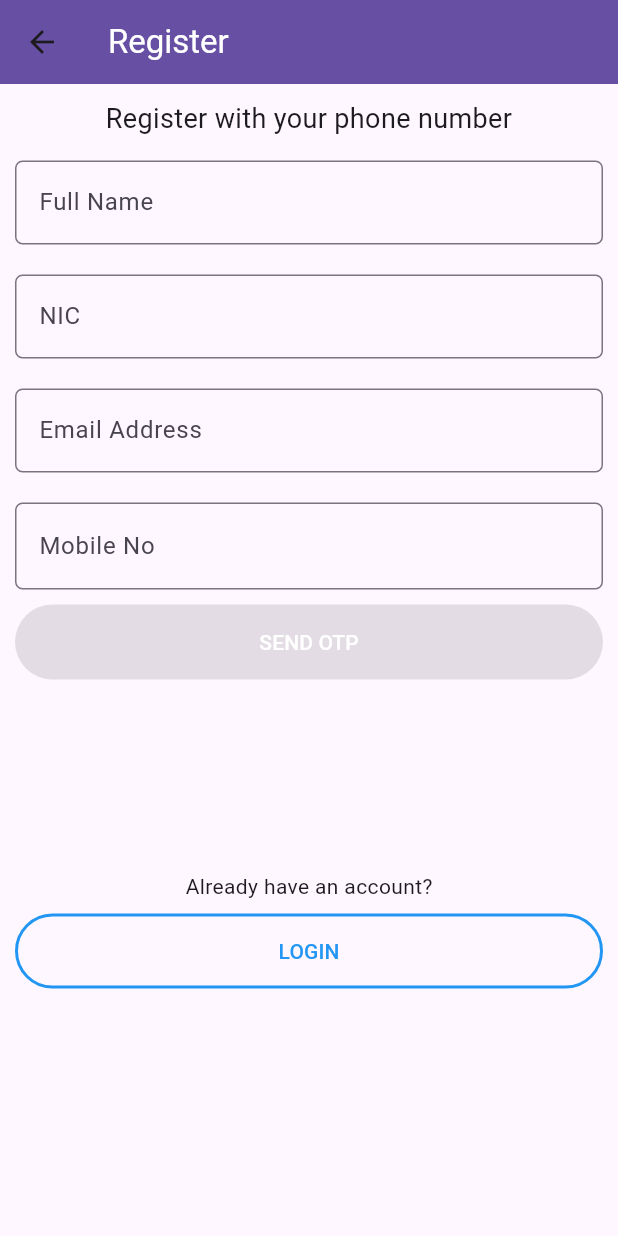
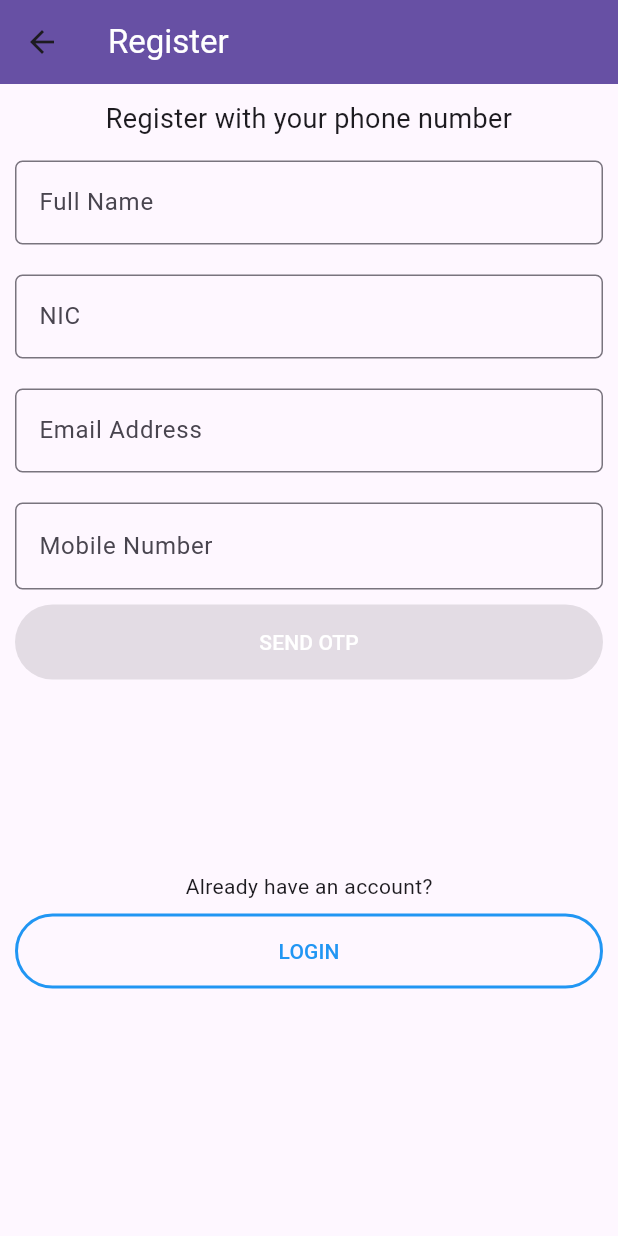
Before and after one commit to assignments-sliit/sriwallet, a Flutter app: the HomePage screen opened by its route, after a tap on "SIGN OUT", after a tap on "REGISTER", on a phone screen of 412 x 824 dp. Run offline on Flutter 3.47's test engine with Material 2 defaults, Android fonts, the phone set to English and light mode, and no system bars; our stand-ins replace cloud_firestore, firebase_auth, firebase_core, font_awesome_flutter, local_auth and 4 more; missing offline and left inert: dart:ffi, qrscan; accounts and stored records are empty.

Commit message:
New UI Elements

```diff
--- a/lib/auth/screens/login.dart
+++ b/lib/auth/screens/login.dart
@@ -3,11 +3,12 @@ import 'package:firebase_auth/firebase_auth.dart';
 import 'package:flutter/material.dart';
 import 'package:flutter/services.dart';
 import 'package:progress_dialog_null_safe/progress_dialog_null_safe.dart';
-import 'package:sriwallet/auth/constants/labels/login_labels.dart';
-import 'package:sriwallet/auth/constants/labels/register_labels.dart';
 import 'package:sriwallet/auth/screens/register.dart';
+import 'package:sriwallet/constants/colors/text_color.dart';
+import 'package:sriwallet/constants/labels/button_labels.dart';
+import 'package:sriwallet/constants/labels/input_labels.dart';
+import 'package:sriwallet/constants/texts/login_texts.dart';
 import 'package:sriwallet/home/screens/homepage.dart';
-import 'package:sriwallet/constants/button_labels.dart';
 
 class LoginPage extends StatefulWidget {
   const LoginPage({Key? key}) : super(key: key);
@@ -127,11 +128,11 @@ class _LoginPageState extends State<LoginPage> {
         decoration: InputDecoration(
             counterText: "",
             label: const Text("Mobile Number"),
-            prefix: const Padding(
-              padding: EdgeInsets.all(1.0),
+            prefix:  Padding(
+              padding: const EdgeInsets.all(1.0),
               child: Text(
                 "+94",
-                style: TextStyle(color: Colors.black),
+                style: TextStyle(color: getInputPrefixTextColorForTheme(context)),
               ),
             ),
             hintText: "771234567",
@@ -172,8 +173,9 @@ class _LoginPageState extends State<LoginPage> {
                   maxLength: 6,
                   keyboardType: TextInputType.number,
                   decoration: InputDecoration(
-                      label: const Text("OTP Code"),
+                      label: const Text(InputLabels.OTP),
                       counterText: "",
+                      hintText: HintTexts.OTP,
                       border: OutlineInputBorder(
                           borderRadius: BorderRadius.circular(5.0),
                           borderSide: BorderSide(
--- a/lib/auth/screens/register.dart
+++ b/lib/auth/screens/register.dart
@@ -3,13 +3,15 @@ import 'package:firebase_auth/firebase_auth.dart';
 import 'package:flutter/material.dart';
 import 'package:flutter/services.dart';
 import 'package:progress_dialog_null_safe/progress_dialog_null_safe.dart';
-import 'package:sriwallet/auth/constants/labels/register_labels.dart';
 import 'package:sriwallet/auth/functions/create_user.dart';
 import 'package:sriwallet/auth/functions/validators.dart';
 import 'package:sriwallet/auth/screens/login.dart';
-import 'package:sriwallet/constants/input_labels.dart';
+import 'package:sriwallet/constants/colors/text_color.dart';
+import 'package:sriwallet/constants/labels/appbar_labels.dart';
+import 'package:sriwallet/constants/labels/button_labels.dart';
+import 'package:sriwallet/constants/labels/input_labels.dart';
+import 'package:sriwallet/constants/texts/register_texts.dart';
 import 'package:sriwallet/home/screens/homepage.dart';
-import 'package:sriwallet/constants/button_labels.dart';
 import 'package:sriwallet/utils/input/name_input.dart';
 
 class RegisterPage extends StatefulWidget {
@@ -64,7 +66,7 @@ class _RegisterPageState extends State<RegisterPage> {
       appBar: AppBar(
         backgroundColor: Theme.of(context).primaryColor,
         title: const Text(
-          "Register",
+          AppbarConstants.REGISTER,
           style: TextStyle(color: Colors.white),
         ),
       ),
@@ -88,12 +90,7 @@ class _RegisterPageState extends State<RegisterPage> {
                 ),
                 Row(
                   mainAxisAlignment: MainAxisAlignment.center,
-                  children: const [
-                    Padding(
-                      padding: EdgeInsets.all(8.0),
-                      child: Text("Already have an account?"),
-                    ),
-                  ],
+                  children: [alreadyHaveAccPrompt()],
                 ),
                 goAndLogin()
               ],
@@ -144,15 +141,16 @@ class _RegisterPageState extends State<RegisterPage> {
         keyboardType: TextInputType.phone,
         decoration: InputDecoration(
             counterText: "",
-            label: const Text("Mobile No"),
-            prefix: const Padding(
-              padding: EdgeInsets.all(1.0),
+            label: const Text(InputLabels.MOBILE_NO),
+            prefix: Padding(
+              padding: const EdgeInsets.all(1.0),
               child: Text(
                 "+94",
-                style: TextStyle(color: Colors.black),
+                style: TextStyle(
+                    color: getInputPrefixTextColorForTheme(context)),
               ),
             ),
-            hintText: "771234567",
+            hintText: HintTexts.MOBILE_NO,
             border: OutlineInputBorder(
                 borderRadius: BorderRadius.circular(5.0),
                 borderSide: BorderSide(color: Theme.of(context).primaryColor))),
@@ -190,7 +188,8 @@ class _RegisterPageState extends State<RegisterPage> {
                   maxLength: 6,
                   keyboardType: TextInputType.number,
                   decoration: InputDecoration(
-                      label: const Text("OTP Code"),
+                      hintText: HintTexts.OTP,
+                      label: const Text(InputLabels.OTP),
                       counterText: "",
                       border: OutlineInputBorder(
                           borderRadius: BorderRadius.circular(5.0),
--- /dev/null
+++ b/lib/constants/colors/icon_color.dart
@@ -0,0 +1,9 @@
+import 'package:flutter/cupertino.dart';
+import 'package:flutter/material.dart';
+
+Color getIconColorFromTheme(BuildContext context){
+ if (Theme.of(context).brightness == Brightness.dark) {
+    return Colors.white;
+  }
+  return Theme.of(context).primaryColor;
+}
--- /dev/null
+++ b/lib/constants/colors/text_color.dart
@@ -0,0 +1,17 @@
+import 'package:flutter/material.dart';
+
+Color getInputPrefixTextColorForTheme(BuildContext context){
+
+  if (Theme.of(context).brightness == Brightness.dark) {
+    return Colors.white;
+  }
+  return Colors.black;
+}
+
+Color getTextColorFromTheme(BuildContext context){
+
+  if (Theme.of(context).brightness == Brightness.dark) {
+    return Colors.white;
+  }
+  return Colors.black;
+}
--- a/lib/constants/input_labels.dart
+++ /dev/null
@@ -1,4 +0,0 @@
-class InputLabels {
-   static const String NIC = "NIC";
-   static const String EMAIL = "Email Address";
-}
--- /dev/null
+++ b/lib/constants/labels/appbar_labels.dart
@@ -0,0 +1,3 @@
+class AppbarConstants{
+  static const String REGISTER = "Register";
+}
--- /dev/null
+++ b/lib/constants/labels/input_labels.dart
@@ -0,0 +1,14 @@
+class InputLabels {
+   static const String NIC = "NIC";
+   static const String EMAIL = "Email Address";
+   static const String MOBILE_NO = "Mobile Number";
+   static const String OTP = "OTP Cod";
+
+}
+
+class HintTexts{
+  static const String NIC = "97XXXXXXX";
+   static const String EMAIL = "polroti@sriwallet.lk";
+   static const String MOBILE_NO = "771234567";
+   static const String OTP = "******";
+}
--- a/lib/auth/constants/labels/register_labels.dart
+++ b/lib/constants/texts/register_texts.dart
@@ -16,3 +16,10 @@ Widget registerWithPhoneNoText() {
     ],
   );
 }
+
+Widget alreadyHaveAccPrompt() {
+  return const Padding(
+    padding: EdgeInsets.all(8.0),
+    child: Text("Already have an account?"),
+  );
+}
--- a/lib/home/screens/homepage.dart
+++ b/lib/home/screens/homepage.dart
@@ -8,6 +8,8 @@ import 'package:sriwallet/cards/utils/card_color.dart';
 import 'package:sriwallet/cards/widgets/card.dart';
 import 'package:sriwallet/cards/widgets/no_card.dart';
 import 'package:sriwallet/cards/screens/view_card.dart';
+import 'package:sriwallet/constants/colors/icon_color.dart';
+import 'package:sriwallet/constants/colors/text_color.dart';
 import 'package:sriwallet/money/screens/receive_money.dart';
 import 'package:sriwallet/money/screens/send_moeny.dart';
 
@@ -44,7 +46,10 @@ class _HomePageState extends State<HomePage> {
                 Navigator.pushReplacement(context,
                     MaterialPageRoute(builder: (context) => const LoginPage()));
               },
-              icon: const Icon(Icons.logout_outlined),
+              icon: const Icon(
+                Icons.logout_outlined,
+                color: Colors.white,
+              ),
               label: const Text(
                 "SIGN OUT",
                 style: TextStyle(color: Colors.white),
@@ -56,17 +61,20 @@ class _HomePageState extends State<HomePage> {
           style: TextStyle(color: Colors.white),
         ),
       ),
-      backgroundColor: Colors.white,
+      backgroundColor: Theme.of(context).brightness == Brightness.dark
+          ? Colors.black87
+          : Colors.white,
       body: SafeArea(
           child: Column(
         children: [
           Padding(
-            padding: const EdgeInsets.symmetric(horizontal: 20, vertical: 20),
+            padding: const EdgeInsets.only(top: 10, left: 15),
             child: Row(
-              children: const [
+              children: [
                 Text(
                   "My Balance",
                   style: TextStyle(
+                    color: getTextColorFromTheme(context),
                     fontSize: 20,
                   ),
                 ),
@@ -75,7 +83,7 @@ class _HomePageState extends State<HomePage> {
           ),
           textStreamBuilder(context),
           Padding(
-            padding: const EdgeInsets.symmetric(horizontal: 20, vertical: 20),
+            padding: const EdgeInsets.only(left: 15,top: 10),
             child: Row(
               mainAxisAlignment: MainAxisAlignment.spaceBetween,
               children: [
@@ -95,7 +103,7 @@ class _HomePageState extends State<HomePage> {
                   icon: Icon(
                     Icons.add_card_rounded,
                     size: 28,
-                    color: Theme.of(context).primaryColor,
+                    color: getIconColorFromTheme(context),
                   ),
                   onPressed: () {
                     Navigator.push(
@@ -256,16 +264,27 @@ class _HomePageState extends State<HomePage> {
             var currency = userdoc['currency'].toString();
             return Padding(
               padding: const EdgeInsets.all(10.0),
+              child: Container(
+             //   color: Theme.of(context).primaryColor,
+                height: MediaQuery.of(context).size.height * 0.09,
+                width: MediaQuery.of(context).size.width * 0.9,
+                 decoration: BoxDecoration(
+            color: Theme.of(context).primaryColor, borderRadius: BorderRadius.circular(20)),
+                child: Padding(
+                  padding: const EdgeInsets.all(8.0),
                   child: Text(
+                    textAlign: TextAlign.center,
                     "$currency $amount",
                     style: TextStyle(
                         fontSize: 28,
                         fontWeight: FontWeight.bold,
-                    color: Theme.of(context).primaryColor),
+                        color: getTextColorFromTheme(context)),
+                  ),
+                ),
               ),
             );
           } else {
-            return const  Text("Failed to load balance");
+            return const Text("Failed to load balance");
           }
         });
   }
--- a/lib/main.dart
+++ b/lib/main.dart
@@ -24,6 +24,7 @@ class MyApp extends StatelessWidget {
         // is not restarted.
         primarySwatch: Colors.blue,
       ),
+      darkTheme: ThemeData.dark(),
       home: FirebaseAuth.instance.currentUser == null
           ? const RegisterPage()
           : const HomePage(),
@@ -31,6 +32,8 @@ class MyApp extends StatelessWidget {
         '/home': (_) => const HomePage(),
         '/register': (_) => const RegisterPage(),
       },
+
+      //themeMode: currentTheme.,
     );
   }
 }
--- /dev/null
+++ b/lib/utils/theme/theme.dart
@@ -0,0 +1,15 @@
+import 'package:flutter/cupertino.dart';
+import 'package:flutter/material.dart';
+
+class MyTheme with ChangeNotifier{
+  static bool _isDark = false;
+
+  ThemeMode currentTheme(){
+    return _isDark ? ThemeMode.dark : ThemeMode.light;
+  }
+
+  void switchTheme(){
+    _isDark = !_isDark;
+    notifyListeners();
+  }
+}
```
Also changed, not shown: lib/constants/labels/button_labels.dart (renamed from lib/constants/button_labels.dart), lib/constants/texts/login_texts.dart (renamed from lib/auth/constants/labels/login_labels.dart). Lines whose indentation alone changed are shown as unchanged.
